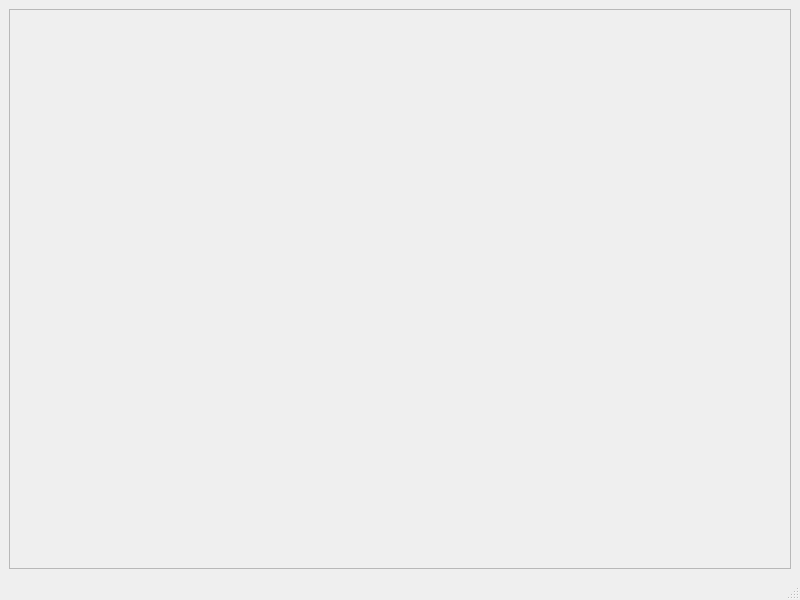
Old version of the form irsim/irsim.ui in the repository Zhangyulong1165/ZhangYL_Test.
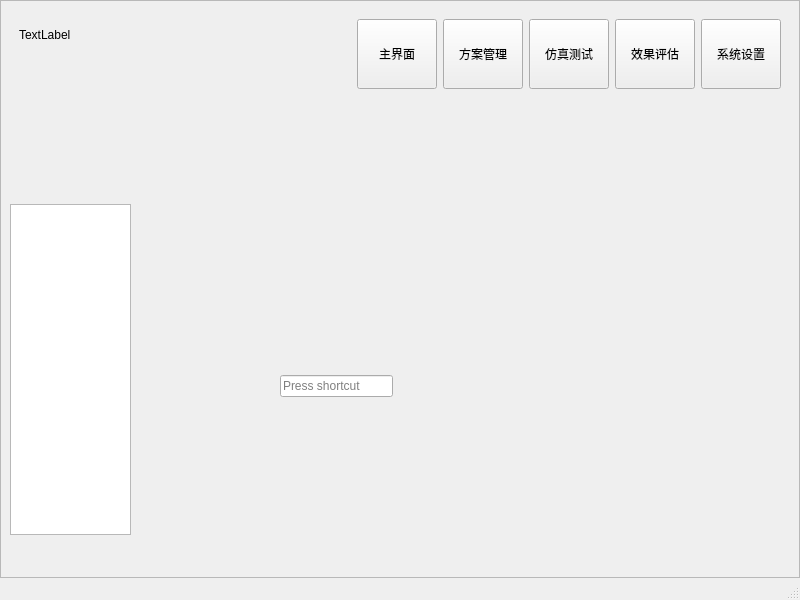
New version of the form. Icons and pictures are not drawn.

The edit to the form file:
```diff
--- a/irsim/irsim.ui
+++ b/irsim/irsim.ui
@@ -19,6 +19,21 @@
   </property>
   <widget class="QWidget" name="centralwidget">
    <layout class="QGridLayout" name="gridLayout">
+    <property name="leftMargin">
+     <number>0</number>
+    </property>
+    <property name="topMargin">
+     <number>0</number>
+    </property>
+    <property name="rightMargin">
+     <number>0</number>
+    </property>
+    <property name="bottomMargin">
+     <number>0</number>
+    </property>
+    <property name="spacing">
+     <number>0</number>
+    </property>
     <item row="0" column="0">
      <widget class="QFrame" name="frame">
       <property name="frameShape">
@@ -27,6 +42,196 @@
       <property name="frameShadow">
        <enum>QFrame::Raised</enum>
       </property>
+      <layout class="QGridLayout" name="gridLayout_3">
+       <item row="0" column="0">
+        <widget class="QWidget" name="widTop" native="true">
+         <layout class="QGridLayout" name="gridLayout_2">
+          <item row="0" column="0">
+           <widget class="QLabel" name="labTitle">
+            <property name="text">
+             <string>TextLabel</string>
+            </property>
+           </widget>
+          </item>
+          <item row="0" column="2" rowspan="2">
+           <widget class="QToolButton" name="tbnZhuJieM">
+            <property name="minimumSize">
+             <size>
+              <width>80</width>
+              <height>70</height>
+             </size>
+            </property>
+            <property name="text">
+             <string>主界面</string>
+            </property>
+            <property name="icon">
+             <iconset resource="pic.qrc">
+              <normaloff>:/image/main_about.png</normaloff>:/image/main_about.png</iconset>
+            </property>
+            <property name="iconSize">
+             <size>
+              <width>40</width>
+              <height>40</height>
+             </size>
+            </property>
+            <property name="toolButtonStyle">
+             <enum>Qt::ToolButtonTextUnderIcon</enum>
+            </property>
+           </widget>
+          </item>
+          <item row="0" column="3" rowspan="2">
+           <widget class="QToolButton" name="tbnFangAn">
+            <property name="minimumSize">
+             <size>
+              <width>80</width>
+              <height>70</height>
+             </size>
+            </property>
+            <property name="text">
+             <string>方案管理</string>
+            </property>
+            <property name="icon">
+             <iconset resource="pic.qrc">
+              <normaloff>:/image/main_company.png</normaloff>:/image/main_company.png</iconset>
+            </property>
+            <property name="iconSize">
+             <size>
+              <width>40</width>
+              <height>40</height>
+             </size>
+            </property>
+            <property name="toolButtonStyle">
+             <enum>Qt::ToolButtonTextUnderIcon</enum>
+            </property>
+           </widget>
+          </item>
+          <item row="0" column="4" rowspan="2">
+           <widget class="QToolButton" name="tbnFangZhen">
+            <property name="minimumSize">
+             <size>
+              <width>80</width>
+              <height>70</height>
+             </size>
+            </property>
+            <property name="text">
+             <string>仿真测试</string>
+            </property>
+            <property name="icon">
+             <iconset resource="pic.qrc">
+              <normaloff>:/image/main_data.png</normaloff>:/image/main_data.png</iconset>
+            </property>
+            <property name="iconSize">
+             <size>
+              <width>40</width>
+              <height>40</height>
+             </size>
+            </property>
+            <property name="toolButtonStyle">
+             <enum>Qt::ToolButtonTextUnderIcon</enum>
+            </property>
+           </widget>
+          </item>
+          <item row="0" column="5" rowspan="2">
+           <widget class="QToolButton" name="tbnXiaoGuo">
+            <property name="minimumSize">
+             <size>
+              <width>80</width>
+              <height>70</height>
+             </size>
+            </property>
+            <property name="text">
+             <string>效果评估</string>
+            </property>
+            <property name="icon">
+             <iconset resource="pic.qrc">
+              <normaloff>:/image/main_person.png</normaloff>:/image/main_person.png</iconset>
+            </property>
+            <property name="iconSize">
+             <size>
+              <width>40</width>
+              <height>40</height>
+             </size>
+            </property>
+            <property name="toolButtonStyle">
+             <enum>Qt::ToolButtonTextUnderIcon</enum>
+            </property>
+           </widget>
+          </item>
+          <item row="0" column="6" rowspan="2">
+           <widget class="QToolButton" name="tbnSeeting">
+            <property name="minimumSize">
+             <size>
+              <width>80</width>
+              <height>70</height>
+             </size>
+            </property>
+            <property name="text">
+             <string>系统设置</string>
+            </property>
+            <property name="icon">
+             <iconset resource="pic.qrc">
+              <normaloff>:/image/main_config.png</normaloff>:/image/main_config.png</iconset>
+            </property>
+            <property name="iconSize">
+             <size>
+              <width>40</width>
+              <height>40</height>
+             </size>
+            </property>
+            <property name="toolButtonStyle">
+             <enum>Qt::ToolButtonTextUnderIcon</enum>
+            </property>
+           </widget>
+          </item>
+          <item row="1" column="1">
+           <spacer name="horizontalSpacer">
+            <property name="orientation">
+             <enum>Qt::Horizontal</enum>
+            </property>
+            <property name="sizeHint" stdset="0">
+             <size>
+              <width>174</width>
+              <height>20</height>
+             </size>
+            </property>
+           </spacer>
+          </item>
+         </layout>
+        </widget>
+       </item>
+       <item row="1" column="0">
+        <widget class="QStackedWidget" name="stackedWidget">
+         <property name="currentIndex">
+          <number>1</number>
+         </property>
+         <widget class="QWidget" name="pageZhuJieM"/>
+         <widget class="QWidget" name="pageFangAn">
+          <widget class="QTreeView" name="treeView">
+           <property name="geometry">
+            <rect>
+             <x>0</x>
+             <y>100</y>
+             <width>121</width>
+             <height>331</height>
+            </rect>
+           </property>
+          </widget>
+          <widget class="QKeySequenceEdit" name="keySequenceEdit">
+           <property name="geometry">
+            <rect>
+             <x>270</x>
+             <y>270</y>
+             <width>113</width>
+             <height>25</height>
+            </rect>
+           </property>
+          </widget>
+         </widget>
+         <widget class="QWidget" name="pageFangZhen"/>
+         <widget class="QWidget" name="pageXiaoGuo"/>
+        </widget>
+       </item>
+      </layout>
      </widget>
     </item>
    </layout>
```
